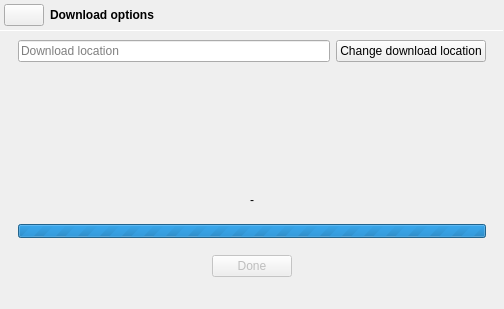
First picture: the form in src/downloadpage.ui, repository keshavbhatt/TikTok-Downloader, before the edit.
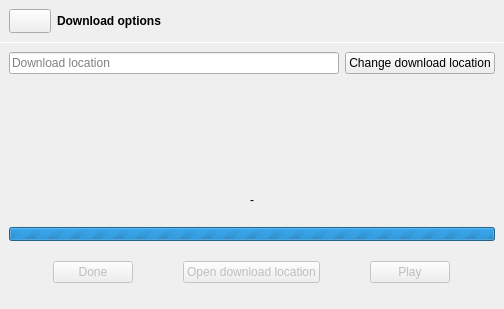
Second picture: the form after the edit. Icons and pictures are not drawn.

The edit to the form file:
```diff
--- a/src/downloadpage.ui
+++ b/src/downloadpage.ui
@@ -33,7 +33,6 @@
     <widget class="QWidget" name="topBar" native="true">
      <property name="styleSheet">
       <string notr="true">QWidget#topBar{
-	padding: 9px;
 	     color: silver;
          background-image:url(:/icons/texture.png);
 		  background-clip: border;
@@ -47,20 +46,20 @@
 </string>
      </property>
      <layout class="QHBoxLayout" name="horizontalLayout">
-      <property name="leftMargin">
-       <number>4</number>
-      </property>
-      <property name="topMargin">
-       <number>4</number>
-      </property>
-      <property name="rightMargin">
-       <number>0</number>
-      </property>
-      <property name="bottomMargin">
-       <number>4</number>
-      </property>
       <item>
        <widget class="QPushButton" name="close_button">
+        <property name="sizePolicy">
+         <sizepolicy hsizetype="Preferred" vsizetype="Fixed">
+          <horstretch>0</horstretch>
+          <verstretch>0</verstretch>
+         </sizepolicy>
+        </property>
+        <property name="toolTip">
+         <string>Go back (Home)</string>
+        </property>
+        <property name="styleSheet">
+         <string notr="true">padding:4px;</string>
+        </property>
         <property name="text">
          <string/>
         </property>
@@ -158,9 +157,15 @@
 }</string>
         </property>
         <layout class="QVBoxLayout" name="verticalLayout_3">
+         <property name="leftMargin">
+          <number>0</number>
+         </property>
          <property name="topMargin">
           <number>0</number>
          </property>
+         <property name="rightMargin">
+          <number>0</number>
+         </property>
          <item>
           <widget class="QWidget" name="location_widget" native="true">
            <property name="sizePolicy">
@@ -254,6 +259,18 @@
 }</string>
         </property>
         <layout class="QVBoxLayout" name="verticalLayout_4">
+         <property name="leftMargin">
+          <number>0</number>
+         </property>
+         <property name="topMargin">
+          <number>0</number>
+         </property>
+         <property name="rightMargin">
+          <number>0</number>
+         </property>
+         <property name="bottomMargin">
+          <number>0</number>
+         </property>
          <item>
           <widget class="QLabel" name="progress_label">
            <property name="sizePolicy">
@@ -289,7 +306,9 @@
            </property>
           </widget>
          </item>
-         <item alignment="Qt::AlignHCenter">
+         <item>
+          <layout class="QHBoxLayout" name="horizontalLayout_2">
+           <item>
           <widget class="QPushButton" name="done_button">
            <property name="enabled">
             <bool>false</bool>
@@ -308,6 +327,48 @@
              <normaloff>:/icons/arrow-go-back-line.png</normaloff>:/icons/arrow-go-back-line.png</iconset>
            </property>
           </widget>
+           </item>
+           <item>
+            <widget class="QPushButton" name="open_location">
+             <property name="enabled">
+              <bool>false</bool>
+             </property>
+             <property name="sizePolicy">
+              <sizepolicy hsizetype="Maximum" vsizetype="Fixed">
+               <horstretch>0</horstretch>
+               <verstretch>0</verstretch>
+              </sizepolicy>
+             </property>
+             <property name="text">
+              <string>Open download location</string>
+             </property>
+             <property name="icon">
+              <iconset resource="icons.qrc">
+               <normaloff>:/icons/folder-open-line.png</normaloff>:/icons/folder-open-line.png</iconset>
+             </property>
+            </widget>
+           </item>
+           <item>
+            <widget class="QPushButton" name="play">
+             <property name="enabled">
+              <bool>false</bool>
+             </property>
+             <property name="sizePolicy">
+              <sizepolicy hsizetype="Maximum" vsizetype="Fixed">
+               <horstretch>0</horstretch>
+               <verstretch>0</verstretch>
+              </sizepolicy>
+             </property>
+             <property name="text">
+              <string>Play</string>
+             </property>
+             <property name="icon">
+              <iconset resource="icons.qrc">
+               <normaloff>:/icons/play-line.png</normaloff>:/icons/play-line.png</iconset>
+             </property>
+            </widget>
+           </item>
+          </layout>
          </item>
         </layout>
        </widget>
```
Left out of the diff: 2 changed lines with no effect on the pictures. Lines whose indentation alone changed are shown as unchanged.
